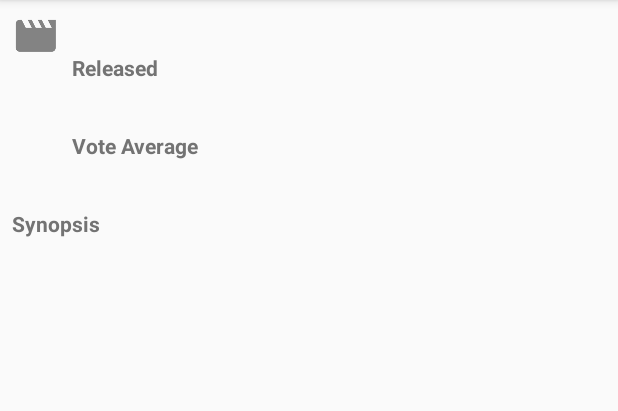
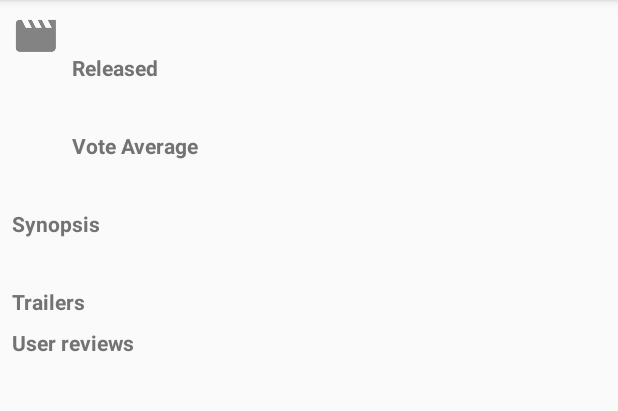
Before and after one commit to skipadu/Next-Flick, an Android app: the DetailActivity screen opened directly, with no data from a screen before it, on a phone screen of 412 x 824 dp, the part 84-495 px from its top. Run offline under Robolectric (Android 15) with nearby library versions, the phone set to English and light mode, and no system bars; our stand-ins replace ButterKnife, Picasso; pictures from the network do not load.

Commit message:
feat: Add components to layout for showing trailers and user reviews
Not showing any actual data yet.

```diff
--- a/app/src/main/res/layout-land/activity_detail.xml
+++ b/app/src/main/res/layout-land/activity_detail.xml
@@ -92,6 +92,41 @@
                 app:layout_constraintStart_toStartOf="@+id/tv_detail_synopsis_title"
                 app:layout_constraintTop_toBottomOf="@+id/tv_detail_synopsis_title"
                 tools:text="Synopsis will go here" />
+
+            <TextView
+                android:id="@+id/tv_detail_trailers_title"
+                style="@style/BoldDetailTextView"
+                android:text="@string/movie_detail_trailers"
+                app:layout_constraintStart_toStartOf="@+id/tv_detail_synopsis"
+                app:layout_constraintTop_toBottomOf="@+id/tv_detail_synopsis" />
+
+            <android.support.v7.widget.RecyclerView
+                android:id="@+id/rv_detail_trailers"
+                android:layout_width="match_parent"
+                android:layout_height="wrap_content"
+                android:layout_marginEnd="8dp"
+                android:layout_marginStart="8dp"
+                app:layout_constraintEnd_toEndOf="parent"
+                app:layout_constraintStart_toStartOf="parent"
+                app:layout_constraintTop_toBottomOf="@id/tv_detail_trailers_title"></android.support.v7.widget.RecyclerView>
+
+            <TextView
+                android:id="@+id/tv_detail_user_reviews_title"
+                style="@style/BoldDetailTextView"
+                android:text="@string/movie_detail_user_reviews"
+                app:layout_constraintStart_toStartOf="@+id/rv_detail_trailers"
+                app:layout_constraintTop_toBottomOf="@+id/rv_detail_trailers" />
+
+            <android.support.v7.widget.RecyclerView
+                android:id="@+id/rv_detail_user_reviews"
+                android:layout_width="match_parent"
+                android:layout_height="wrap_content"
+                android:layout_marginEnd="8dp"
+                android:layout_marginStart="8dp"
+                app:layout_constraintEnd_toEndOf="parent"
+                app:layout_constraintStart_toStartOf="parent"
+                app:layout_constraintTop_toBottomOf="@id/tv_detail_user_reviews_title"></android.support.v7.widget.RecyclerView>
+
         </android.support.constraint.ConstraintLayout>
 
     </ScrollView>
--- a/app/src/main/res/layout/activity_detail.xml
+++ b/app/src/main/res/layout/activity_detail.xml
@@ -5,7 +5,6 @@
     android:layout_width="match_parent"
     android:layout_height="match_parent"
     tools:context="com.pihrit.nextflick.activities.DetailActivity">
-
 
     <android.support.constraint.ConstraintLayout
         android:layout_width="match_parent"
@@ -93,5 +92,40 @@
             app:layout_constraintStart_toStartOf="@+id/tv_detail_synopsis_title"
             app:layout_constraintTop_toBottomOf="@+id/tv_detail_synopsis_title"
             tools:text="Synopsis will go here" />
+
+        <TextView
+            android:id="@+id/tv_detail_trailers_title"
+            style="@style/BoldDetailTextView"
+            android:text="@string/movie_detail_trailers"
+            app:layout_constraintStart_toStartOf="@+id/tv_detail_synopsis"
+            app:layout_constraintTop_toBottomOf="@+id/tv_detail_synopsis" />
+
+        <android.support.v7.widget.RecyclerView
+            android:id="@+id/rv_detail_trailers"
+            android:layout_width="match_parent"
+            android:layout_height="wrap_content"
+            android:layout_marginEnd="8dp"
+            android:layout_marginStart="8dp"
+            app:layout_constraintEnd_toEndOf="parent"
+            app:layout_constraintStart_toStartOf="parent"
+            app:layout_constraintTop_toBottomOf="@id/tv_detail_trailers_title"></android.support.v7.widget.RecyclerView>
+
+        <TextView
+            android:id="@+id/tv_detail_user_reviews_title"
+            style="@style/BoldDetailTextView"
+            android:text="@string/movie_detail_user_reviews"
+            app:layout_constraintStart_toStartOf="@+id/rv_detail_trailers"
+            app:layout_constraintTop_toBottomOf="@+id/rv_detail_trailers" />
+
+        <android.support.v7.widget.RecyclerView
+            android:id="@+id/rv_detail_user_reviews"
+            android:layout_width="match_parent"
+            android:layout_height="wrap_content"
+            android:layout_marginEnd="8dp"
+            android:layout_marginStart="8dp"
+            app:layout_constraintEnd_toEndOf="parent"
+            app:layout_constraintStart_toStartOf="parent"
+            app:layout_constraintTop_toBottomOf="@id/tv_detail_user_reviews_title"></android.support.v7.widget.RecyclerView>
+
     </android.support.constraint.ConstraintLayout>
 </ScrollView>
--- a/app/src/main/res/values/strings.xml
+++ b/app/src/main/res/values/strings.xml
@@ -13,4 +13,6 @@
     <string name="filter_top_rated">Top rated</string>
     <string name="subtitle_popular_movies">Popular Movies</string>
     <string name="subtitle_top_rated_movies">Top Rated Movies</string>
+    <string name="movie_detail_trailers">Trailers</string>
+    <string name="movie_detail_user_reviews">User reviews</string>
 </resources>
```
